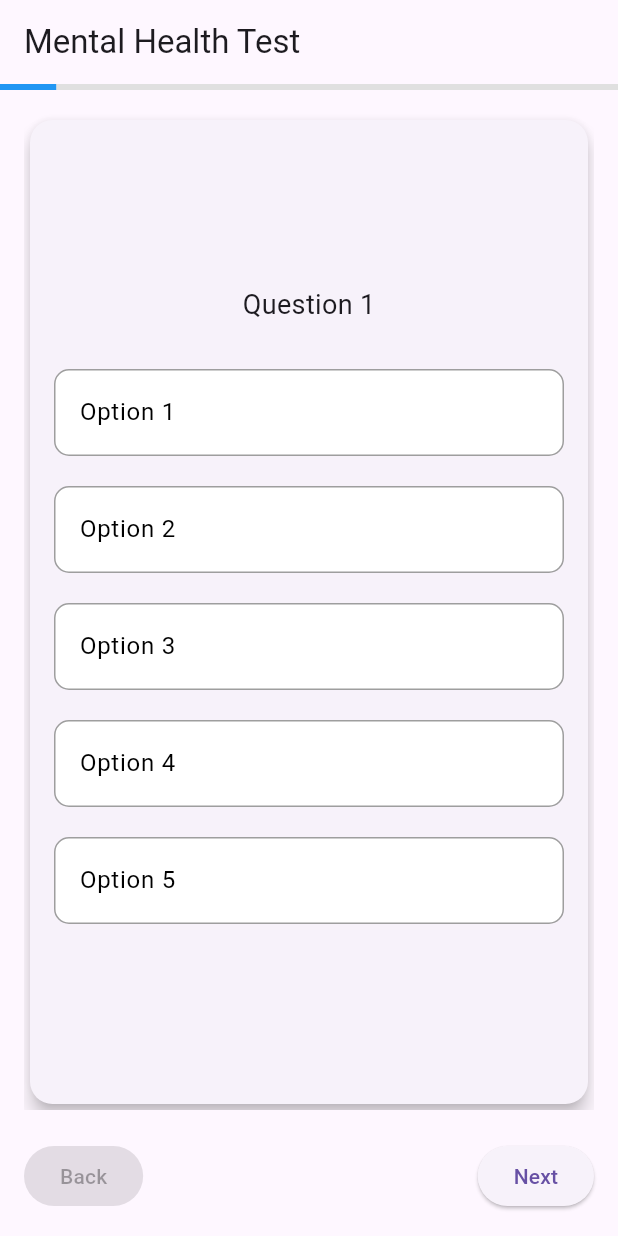
After one commit to muamarzidan/MindWell, a Flutter app: the MainTestMentalHealth screen opened by its route, after a tap on "Start Test", after a tap on "No", on a phone screen of 412 x 824 dp. The commit adds this screen. Run offline on Flutter 3.47's test engine with Material 3 defaults, Android fonts, the phone set to English and light mode, and no system bars; our stand-ins replace firebase_auth, firebase_core, font_awesome_flutter, google_sign_in; accounts and stored records are empty.

Commit message:
feat : add slicing test kesehatan

```diff
--- a/lib/common/home_screen.dart
+++ b/lib/common/home_screen.dart
@@ -80,8 +80,8 @@ class _HomeScreenState extends State<HomeScreen> {
             label: 'Home',
           ),
           BottomNavigationBarItem(
-            icon: Icon(Icons.search),
-            label: 'Search',
+            icon: Icon(Icons.people),
+            label: 'Community',
           ),
           BottomNavigationBarItem(
             icon: Icon(Icons.favorite),
--- a/lib/main.dart
+++ b/lib/main.dart
@@ -1,11 +1,13 @@
 import 'package:flutter/material.dart';
 import 'package:firebase_core/firebase_core.dart';
+import 'package:mindwell/presentation/testMental/test_mentalHealth.dart';
 import 'firebase_options.dart';
 
 import 'package:mindwell/common/splash_screen.dart';
 import 'package:mindwell/common/home_screen.dart';
 import 'package:mindwell/presentation/login/login_screen.dart';
 import 'package:mindwell/features/register/register_screen.dart';
+import 'package:mindwell/presentation/testMental/main_test_mentalHeath.dart';
 
 
 
@@ -26,9 +28,13 @@ class MindWellApp extends StatelessWidget {
       debugShowCheckedModeBanner: false,
       home: const SplashScreen(),
       routes: {
+        "/splash": (context) => const SplashScreen(),
         "/login": (context) => const LoginScreen(),
         "/register": (context) => const RegisterScreen(),
         "/home": (context) => const HomeScreen(),
+        "/main-testMentalHealth": (context) => const MainTestMentalHealth(),
+        "/confirmation-testMentalHealth": (context) => const ConfirmationTestMentalHealth(),
+        "/test-mental-health": (context) => const MentalHealthTestPage(),
       },
     );
   }
--- /dev/null
+++ b/lib/presentation/testMental/main_test_mentalHeath.dart
@@ -0,0 +1,79 @@
+import 'package:flutter/material.dart';
+
+class MainTestMentalHealth extends StatelessWidget {
+  const MainTestMentalHealth({Key? key}) : super(key: key);
+
+  @override
+  Widget build(BuildContext context) {
+    return Scaffold(
+      appBar: AppBar(
+        title: const Text('Mental Health Test'),
+      ),
+      body: Center(
+        child: Column(
+          mainAxisAlignment: MainAxisAlignment.center,
+          children: [
+            const Text(
+              'Apakah Anda ingin memulai test kesehatan mental?',
+              textAlign: TextAlign.center,
+              style: TextStyle(fontSize: 18),
+            ),
+            const SizedBox(height: 20),
+            ElevatedButton(
+              onPressed: () {
+                Navigator.pushReplacementNamed(context, '/confirmation-testMentalHealth');
+              },
+              child: const Text('Start Test'),
+            ),
+          ],
+        ),
+      ),
+    );
+  }
+}
+
+class ConfirmationTestMentalHealth extends StatelessWidget {
+  const ConfirmationTestMentalHealth({Key? key}) : super(key: key);
+
+  @override
+  Widget build(BuildContext context) {
+    return Scaffold(
+      appBar: AppBar(
+        title: const Text('Confirmation'),
+      ),
+      body: Center(
+        child: Column(
+          mainAxisAlignment: MainAxisAlignment.center,
+          children: [
+            const Text(
+              'Apakah Anda pernah melakukan test kesehatan mental sebelumnya?',
+              textAlign: TextAlign.center,
+              style: TextStyle(fontSize: 18),
+            ),
+            const SizedBox(height: 20),
+            Row(
+              mainAxisAlignment: MainAxisAlignment.center,
+              children: [
+                ElevatedButton(
+                  onPressed: () {
+                    // Pergi ke halaman konsultasi
+                    Navigator.pushReplacementNamed(context, '/konsultasi');
+                  },
+                  child: const Text('Yes'),
+                ),
+                const SizedBox(width: 20),
+                ElevatedButton(
+                  onPressed: () {
+                    // Pergi ke halaman test pertanyaan
+                    Navigator.pushReplacementNamed(context, '/test-mental-health');
+                  },
+                  child: const Text('No'),
+                ),
+              ],
+            ),
+          ],
+        ),
+      ),
+    );
+  }
+}
--- /dev/null
+++ b/lib/presentation/testMental/test_mentalHealth.dart
@@ -0,0 +1,184 @@
+import 'package:flutter/material.dart';
+
+class MentalHealthTestPage extends StatefulWidget {
+  const MentalHealthTestPage({Key? key}) : super(key: key);
+
+  @override
+  _MentalHealthTestPageState createState() => _MentalHealthTestPageState();
+}
+
+class _MentalHealthTestPageState extends State<MentalHealthTestPage> {
+  PageController _pageController = PageController();
+  int _currentPage = 0;
+  List<String> _questions = [
+    'Question 1',
+    'Question 2',
+    'Question 3',
+    'Question 4',
+    'Question 5',
+    'Question 6',
+    'Question 7',
+    'Question 8',
+    'Question 9',
+    'Question 10',
+    'Feedback',
+  ];
+
+  // List untuk menyimpan pilihan jawaban yang dipilih oleh pengguna
+  List<String?> _selectedOptions = List.filled(11, null);
+
+  @override
+  Widget build(BuildContext context) {
+    double progress = (_currentPage + 1) / _questions.length;
+
+    return Scaffold(
+      appBar: AppBar(
+        title: const Text('Mental Health Test'),
+        automaticallyImplyLeading: false,
+        bottom: PreferredSize(
+          preferredSize: const Size.fromHeight(4),
+          child: LinearProgressIndicator(
+            value: progress,
+            backgroundColor: Colors.grey[300],
+            valueColor: AlwaysStoppedAnimation<Color>(Colors.blue),
+          ),
+        ),
+      ),
+      body: Padding(
+        padding: const EdgeInsets.all(16.0),
+        child: Column(
+          mainAxisAlignment: MainAxisAlignment.center,
+          children: [
+            Expanded(
+              child: PageView.builder(
+                controller: _pageController,
+                itemCount: _questions.length,
+                onPageChanged: (index) {
+                  setState(() {
+                    _currentPage = index;
+                  });
+                },
+                itemBuilder: (context, index) {
+                  return _buildQuestionCard(_questions[index], index);
+                },
+              ),
+            ),
+            const SizedBox(height: 20),
+            _buildNavigationButtons(),
+          ],
+        ),
+      ),
+    );
+  }
+
+  Widget _buildQuestionCard(String question, int index) {
+    return Card(
+      elevation: 5,
+      shape: RoundedRectangleBorder(
+        borderRadius: BorderRadius.circular(15),
+      ),
+      child: Padding(
+        padding: const EdgeInsets.all(16.0),
+        child: Column(
+          mainAxisAlignment: MainAxisAlignment.center,
+          children: [
+            Text(
+              question,
+              style: const TextStyle(fontSize: 18),
+            ),
+            const SizedBox(height: 20),
+            _currentPage == 10 ? _buildFeedbackBox() : _buildOptions(index),
+          ],
+        ),
+      ),
+    );
+  }
+
+  Widget _buildOptions(int questionIndex) {
+    return Column(
+      children: [
+        _buildOption('Option 1', questionIndex),
+        _buildOption('Option 2', questionIndex),
+        _buildOption('Option 3', questionIndex),
+        _buildOption('Option 4', questionIndex),
+        _buildOption('Option 5', questionIndex),
+      ],
+    );
+  }
+
+  Widget _buildOption(String optionText, int questionIndex) {
+    bool isSelected = _selectedOptions[questionIndex] == optionText;
+
+    return AnimatedContainer(
+      duration: const Duration(milliseconds: 300),
+      margin: const EdgeInsets.symmetric(vertical: 10),
+      decoration: BoxDecoration(
+        color: isSelected ? Colors.blue : Colors.white,
+        border: Border.all(
+          color: Colors.grey,
+          width: 1,
+        ),
+        borderRadius: BorderRadius.circular(10),
+      ),
+      child: ListTile(
+        title: Text(
+          optionText,
+          style: TextStyle(
+            color: isSelected ? Colors.white : Colors.black,
+          ),
+        ),
+        onTap: () {
+          setState(() {
+            _selectedOptions[questionIndex] = optionText;
+          });
+        },
+      ),
+    );
+  }
+
+  Widget _buildFeedbackBox() {
+    return Expanded(
+      child: TextField(
+        decoration: const InputDecoration(
+          border: OutlineInputBorder(),
+          labelText: 'Feedback',
+        ),
+        onChanged: (feedback) {},
+      ),
+    );
+  }
+
+  Widget _buildNavigationButtons() {
+    return Row(
+      mainAxisAlignment: MainAxisAlignment.spaceBetween,
+      children: [
+        ElevatedButton(
+          onPressed: _currentPage == 0
+              ? null
+              : () {
+                  _pageController.previousPage(
+                    duration: const Duration(milliseconds: 500),
+                    curve: Curves.easeInOut,
+                  );
+                },
+          child: const Text('Back'),
+        ),
+        ElevatedButton(
+          onPressed: () {
+            if (_currentPage == _questions.length - 1) {
+              Navigator.pushReplacementNamed(context, '/splash');
+            } else {
+              _pageController.nextPage(
+                duration: const Duration(milliseconds: 500),
+                curve: Curves.easeInOut,
+              );
+            }
+          },
+          child: _currentPage == _questions.length - 1
+              ? const Text('Submit')
+              : const Text('Next'),
+        ),
+      ],
+    );
+  }
+}
```
Also changed, not shown: lib/presentation/home/home.dart (+6 -1 lines), lib/presentation/testMental/confirmation_test_mentalHealt.dart (added, +45 -0 lines).
